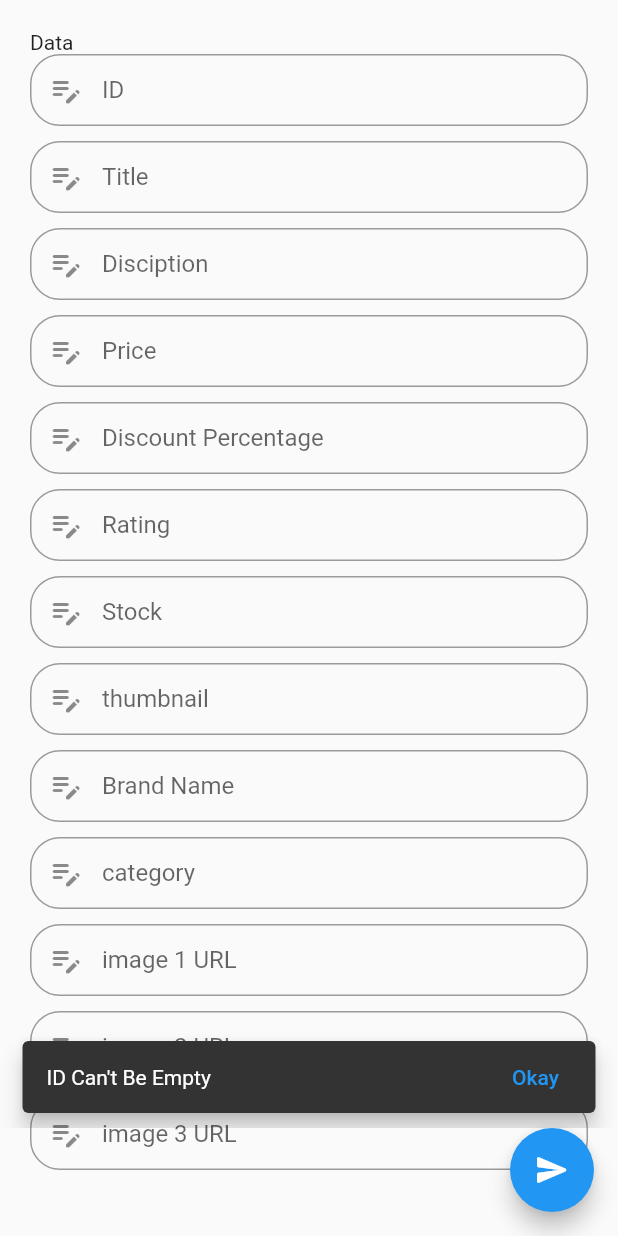
After one commit to Ch-Muhammad-Tahir/REST-Api-project, a Flutter app: the SendDataScreen screen opened directly, after a tap on the "send" icon, on a phone screen of 412 x 824 dp. The commit adds this screen. Run offline on Flutter 3.47's test engine with Material 2 defaults, Android fonts, the phone set to English and light mode, and no system bars.

Commit message:
Implement POST method

```diff
--- a/lib/main.dart
+++ b/lib/main.dart
@@ -1,5 +1,5 @@
 import 'package:first_api_project/views/homepage/fake_users.dart';
-import 'package:first_api_project/views/homepage/homepage.dart';
+import 'package:first_api_project/views/homepage/send_data_Screen.dart';
 import 'package:flutter/material.dart';
 
 void main(List<String> args) {
--- /dev/null
+++ b/lib/models/product.dart
@@ -0,0 +1,103 @@
+class Product {
+  String id = "";
+  String title = "";
+  String description = "";
+  String price = "";
+  String discountPercentage = "";
+  String rating = "";
+  String stock = "";
+  String brand = "";
+  String category = "";
+  String thumbnail = "";
+  List<String> images = [];
+  Product();
+  Product.addData({
+    required this.id,
+    required this.title,
+    required this.description,
+    required this.price,
+    required this.discountPercentage,
+    required this.rating,
+    required this.stock,
+    required this.brand,
+    required this.category,
+    required this.images,
+  });
+  Product.fromJosn(Map<String, dynamic> josn) {
+    if (josn["id"] is String || josn["id"] is int) {
+      id = josn["id"].toString();
+    }
+    if (josn["title"] is String || josn["title"] is int) {
+      title = josn["title"].toString();
+    }
+    if (josn["description"] is String || josn["description"] is int) {
+      description = josn["description"].toString();
+    }
+    if (josn["price"] is String ||
+        josn["price"] is int ||
+        josn["price"] is double) {
+      price = josn["price"].toString();
+    }
+    if (josn["discountPercentage"] is String ||
+        josn["discountPercentage"] is int ||
+        josn["discountPercentage"] is double) {
+      discountPercentage = josn["discountPercentage"].toString();
+    }
+
+    if (josn["rating"] != null &&
+        (josn["rating"] is String ||
+            josn["rating"] is int ||
+            josn["rating"] is double)) {
+      rating = josn["rating"].toString();
+    }
+    if (josn["stock"] is String || josn["stock"] is int) {
+      stock = josn["stock"].toString();
+    }
+    if (josn["brand"] is String || josn["brand"] is int) {
+      brand = josn["brand"].toString();
+    }
+    if (josn["category"] is String || josn["category"] is int) {
+      category = josn["category"].toString();
+    }
+    if (josn["thumbnail"] is String || josn["thumbnail"] is int) {
+      thumbnail = josn["thumbnail"].toString();
+    }
+    if (josn["images"] is List) {
+      var imagesList = josn["images"] as List;
+      for (var image in imagesList) {
+        images.add(image);
+      }
+    }
+  }
+
+  Map<String, dynamic> toJson() {
+    Map<String, dynamic> jsonData = {
+      "id": id,
+      "title": title,
+      "description": description,
+      "price": price,
+      "discountPercentage": discountPercentage,
+      "rating": rating,
+      "stock": stock,
+      "brand": brand,
+      "category": category,
+      "thumbnail": thumbnail,
+      "images": images,
+    };
+    return jsonData;
+  }
+
+  void display() {
+    print("id: $id");
+    print("title: $title");
+    print("description: $description");
+    print("price: price");
+    print("discountPercentage: $discountPercentage");
+    print("rating: $rating");
+    print("stock: $stock");
+    print("brand: $brand");
+    print("category: $category");
+    print("thumbnail: $thumbnail");
+    print("images: $images");
+  }
+}
--- a/lib/models/users.dart
+++ b/lib/models/users.dart
@@ -1,5 +1,3 @@
-import 'dart:ui';
-
 import 'package:first_api_project/models/date_of_birth.dart';
 import 'package:first_api_project/models/picture.dart';
 
--- a/lib/views/homepage/fake_users.dart
+++ b/lib/views/homepage/fake_users.dart
@@ -18,7 +18,10 @@ class _FakeUsersState extends State<FakeUsers> {
         appBar: AppBar(
           title: const Text("REST Api Call"),
         ),
-        floatingActionButton: FloatingActionButton(onPressed: fetchUser),
+        floatingActionButton: FloatingActionButton(
+          onPressed: fetchUser,
+          child: const Icon(Icons.get_app),
+        ),
         body: ListView.separated(
           itemBuilder: (context, index) {
             return ListTile(
@@ -47,7 +50,7 @@ class _FakeUsersState extends State<FakeUsers> {
 
   void fetchUser() async {
     print("Fatch User Called");
-    var url = "https://randomuser.me/api/?results=10";
+    var url = "https://randomuser.me/api/?results=100";
     var uri = Uri.parse(url);
     final response = await http.get(uri);
     final body = response.body;
@@ -61,7 +64,6 @@ class _FakeUsersState extends State<FakeUsers> {
         users.add(Users.formJson(element));
       }
     }
-    for (var user in users) {}
     // print('Body: $json');
 
     setState(() {});
--- /dev/null
+++ b/lib/views/homepage/send_data_Screen.dart
@@ -0,0 +1,204 @@
+import 'dart:convert';
+
+import 'package:http/http.dart' as http;
+
+import 'package:first_api_project/models/product.dart';
+import 'package:first_api_project/widgets/custom_text_field.dart';
+import 'package:flutter/material.dart';
+
+class SendDataScreen extends StatefulWidget {
+  const SendDataScreen({super.key});
+
+  @override
+  State<SendDataScreen> createState() => _SendDataScreenState();
+}
+
+class _SendDataScreenState extends State<SendDataScreen> {
+  TextEditingController tfIdTextEditingController = TextEditingController();
+  TextEditingController tfTitleTextEditingController = TextEditingController();
+  TextEditingController tfDiscriptionTextEditingController =
+      TextEditingController();
+  TextEditingController tfPriceTextEditingController = TextEditingController();
+  TextEditingController tfPercentageTextEditingController =
+      TextEditingController();
+  TextEditingController tfRatingTextEditingController = TextEditingController();
+  TextEditingController tfStockTextEditingController = TextEditingController();
+  TextEditingController tfIdThumbnailEditingController =
+      TextEditingController();
+  TextEditingController tfBrandTextEditingController = TextEditingController();
+  TextEditingController tfCategoryTextEditingController =
+      TextEditingController();
+  TextEditingController tfImage1URLTextEditingController =
+      TextEditingController();
+  TextEditingController tfImage2URLTextEditingController =
+      TextEditingController();
+  TextEditingController tfImage3URLTextEditingController =
+      TextEditingController();
+  @override
+  Widget build(BuildContext context) {
+    return SafeArea(
+      child: Scaffold(
+        floatingActionButton: FloatingActionButton(
+            onPressed: postData, child: const Icon(Icons.send_rounded)),
+        body: Padding(
+          padding: const EdgeInsets.all(20),
+          child: ListView(children: [
+            const Text("Data"),
+            CustomTextField(
+                label: "ID",
+                hint: "Enter ID",
+                controller: tfIdTextEditingController),
+            const SizedBox(height: 10),
+            CustomTextField(
+                label: "Title",
+                hint: "Enter Title",
+                controller: tfTitleTextEditingController),
+            const SizedBox(height: 10),
+            CustomTextField(
+                label: "Disciption",
+                hint: "Enter Disciption",
+                controller: tfDiscriptionTextEditingController),
+            const SizedBox(height: 10),
+            CustomTextField(
+                label: "Price",
+                hint: "Enter Price",
+                controller: tfPriceTextEditingController),
+            const SizedBox(height: 10),
+            CustomTextField(
+                label: "Discount Percentage",
+                hint: "Enter ID",
+                controller: tfPercentageTextEditingController),
+            const SizedBox(height: 10),
+            CustomTextField(
+                label: "Rating",
+                hint: "Enter Rating",
+                controller: tfRatingTextEditingController),
+            const SizedBox(height: 10),
+            CustomTextField(
+                label: "Stock",
+                hint: "Enter Stock",
+                controller: tfStockTextEditingController),
+            const SizedBox(height: 10),
+            CustomTextField(
+                label: "thumbnail",
+                hint: "Enter thumbnail",
+                controller: tfIdThumbnailEditingController),
+            const SizedBox(height: 10),
+            CustomTextField(
+                label: "Brand Name",
+                hint: "Enter Brand Name Here",
+                controller: tfBrandTextEditingController),
+            const SizedBox(height: 10),
+            CustomTextField(
+                label: "category",
+                hint: "Enter category",
+                controller: tfCategoryTextEditingController),
+            const SizedBox(height: 10),
+            CustomTextField(
+                label: "image 1 URL",
+                hint: "Enter First Image URL ",
+                controller: tfImage1URLTextEditingController),
+            const SizedBox(height: 10),
+            CustomTextField(
+                label: "image 2 URL",
+                hint: "Enter First Image URL ",
+                controller: tfImage2URLTextEditingController),
+            const SizedBox(height: 10),
+            CustomTextField(
+                label: "image 3 URL",
+                hint: "Enter First Image URL ",
+                controller: tfImage3URLTextEditingController),
+            const SizedBox(height: 10),
+          ]),
+        ),
+      ),
+    );
+  }
+
+  void postData() async {
+    String productId = tfIdTextEditingController.text.trim();
+    String productTitle = tfTitleTextEditingController.text.trim();
+    String productDisciption = tfDiscriptionTextEditingController.text.trim();
+    String productPrice = tfPriceTextEditingController.text.trim();
+    String productPercentage = tfPercentageTextEditingController.text.trim();
+    String productRating = tfRatingTextEditingController.text.trim();
+    String productStock = tfStockTextEditingController.text.trim();
+    String productthumbnail = tfIdThumbnailEditingController.text.trim();
+    String productBrandName = tfBrandTextEditingController.text.trim();
+    String productCategory = tfCategoryTextEditingController.text.trim();
+    String productimage1Url = tfImage1URLTextEditingController.text.trim();
+    String productimage2Url = tfImage2URLTextEditingController.text.trim();
+    String productimage3Url = tfImage3URLTextEditingController.text.trim();
+
+    if (productId.isEmpty) {
+      showToast(context, "ID Can't Be Empty");
+    } else if (productTitle.isEmpty) {
+      showToast(context, "Title Can't Be Empty");
+    } else if (productDisciption.isEmpty) {
+      showToast(context, "Discription Can't Be Empty");
+    } else if (productPrice.isEmpty) {
+      showToast(context, "Price Can't Be Empty");
+    } else if (productPercentage.isEmpty) {
+      showToast(context, "Percntage Can't Be Empty");
+    } else if (productRating.isEmpty) {
+      showToast(context, "Rating Can't Be Empty");
+    } else if (productStock.isEmpty) {
+      showToast(context, "Stock Can't Be Empty");
+    } else if (productthumbnail.isEmpty) {
+      showToast(context, "Thumbnail Can't Be Empty");
+    } else if (productBrandName.isEmpty) {
+      showToast(context, "Brand Name Can't Be Empty");
+    } else if (productCategory.isEmpty) {
+      showToast(context, "Category Can't Be Empty");
+    } else if (productimage1Url.isEmpty) {
+      showToast(context, "Category Can't Be Empty");
+    } else if (productimage2Url.isEmpty) {
+      showToast(context, "Category Can't Be Empty");
+    } else if (productimage3Url.isEmpty) {
+      showToast(context, "Category Can't Be Empty");
+    } else {
+      List<String> imageList = [
+        productimage1Url,
+        productimage2Url,
+        productimage3Url
+      ];
+      Product product = Product.addData(
+          id: productId,
+          title: productTitle,
+          description: productDisciption,
+          price: productPrice,
+          discountPercentage: productPercentage,
+          rating: productRating,
+          stock: productStock,
+          brand: productBrandName,
+          category: productCategory,
+          images: imageList);
+      // product.display();
+
+      var url = "https://dummyjson.com/products/add";
+      var uri = Uri.parse(url);
+      final response = await http.post(
+        uri,
+        body: json.encode(product.toJson()),
+        headers: {'Content-Type': 'application/json'},
+      );
+      if (response.statusCode == 200) {
+        showToast(context, "successfully Data Post");
+      }
+      print("Requst Code : ${response.statusCode}");
+      print(response.body);
+    }
+  }
+
+  void showToast(BuildContext context, String text) {
+    var scaffold = ScaffoldMessenger.of(context);
+    scaffold.showSnackBar(SnackBar(
+      content: Text(text),
+      behavior: SnackBarBehavior.floating,
+      action: SnackBarAction(
+        label: "Okay",
+        onPressed: scaffold.hideCurrentSnackBar,
+      ),
+    ));
+  }
+}
--- /dev/null
+++ b/lib/widgets/custom_text_field.dart
@@ -0,0 +1,26 @@
+import 'package:flutter/material.dart';
+
+class CustomTextField extends StatelessWidget {
+  final String label;
+  final String hint;
+  final TextEditingController controller;
+  const CustomTextField(
+      {super.key,
+      required this.label,
+      required this.hint,
+      required this.controller});
+
+  @override
+  Widget build(BuildContext context) {
+    return TextField(
+      controller: controller,
+      decoration: InputDecoration(
+          hintText: hint,
+          labelText: label,
+          contentPadding: const EdgeInsets.only(left: 15),
+          border: const OutlineInputBorder(
+              borderRadius: BorderRadius.all(Radius.circular(20))),
+          prefixIcon: const Icon(Icons.edit_note_rounded)),
+    );
+  }
+}
```
